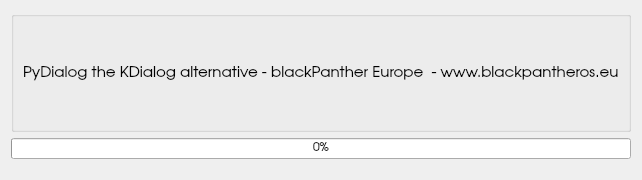
thevladsoft/playground, file pydialog/modules/window1.ui: the form before one commit.
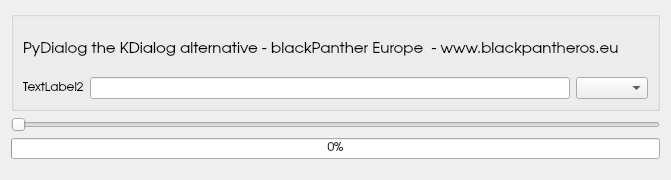
The form after the commit. Icons and pictures are not drawn.

Patch:
```diff
--- a/pydialog/modules/window1.ui
+++ b/pydialog/modules/window1.ui
@@ -8,6 +8,14 @@
   <property name="enabled">
    <bool>true</bool>
   </property>
+  <property name="geometry">
+   <rect>
+    <x>0</x>
+    <y>0</y>
+    <width>671</width>
+    <height>180</height>
+   </rect>
+  </property>
   <property name="sizePolicy">
    <sizepolicy hsizetype="Maximum" vsizetype="Maximum">
     <horstretch>0</horstretch>
@@ -136,9 +144,39 @@
           </property>
          </widget>
         </item>
+        <item>
+         <layout class="QHBoxLayout" name="horizontalLayout_2">
+          <property name="sizeConstraint">
+           <enum>QLayout::SetMinAndMaxSize</enum>
+          </property>
+          <item>
+           <widget class="QLabel" name="label_2">
+            <property name="enabled">
+             <bool>true</bool>
+            </property>
+            <property name="text">
+             <string>TextLabel2</string>
+            </property>
+           </widget>
+          </item>
+          <item>
+           <widget class="QLineEdit" name="lineEdit"/>
+          </item>
+          <item>
+           <widget class="QComboBox" name="comboBox"/>
+          </item>
+         </layout>
+        </item>
        </layout>
       </widget>
      </item>
+     <item>
+      <widget class="QSlider" name="horizontalSlider">
+       <property name="orientation">
+        <enum>Qt::Horizontal</enum>
+       </property>
+      </widget>
+     </item>
      <item>
       <widget class="QProgressBar" name="progressBar">
        <property name="value">
```
Left out of the diff: 3 changed lines with no effect on the pictures.
